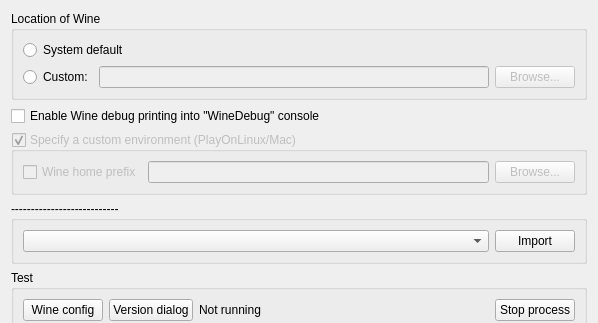
Before: the Qt Designer form Editor/testing/wine/wine_setup.ui in WohlSoft/Moondust-Project, drawn with Qt 5; both pictures show x 0 to 598 and y 0 to 323 of the 598 by 555 pixel window.
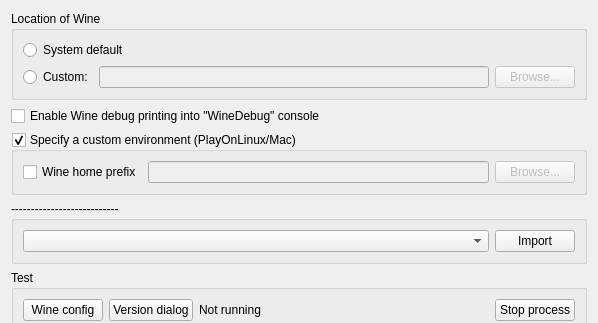
After: the same form once the commit is applied.

Commit message: Editor: Allow custom environment with the system Wine

Diff of the .ui file:
```diff
--- a/Editor/testing/wine/wine_setup.ui
+++ b/Editor/testing/wine/wine_setup.ui
@@ -114,7 +114,7 @@
    <item row="2" column="0">
     <widget class="QGroupBox" name="wineCustomEnvGroup">
      <property name="enabled">
-      <bool>false</bool>
+      <bool>true</bool>
      </property>
      <property name="title">
       <string>Specify a custom environment (PlayOnLinux/Mac)</string>
```
Left out of the diff: 16 changed lines with no effect on the pictures. The commit also changes 1 other file.
